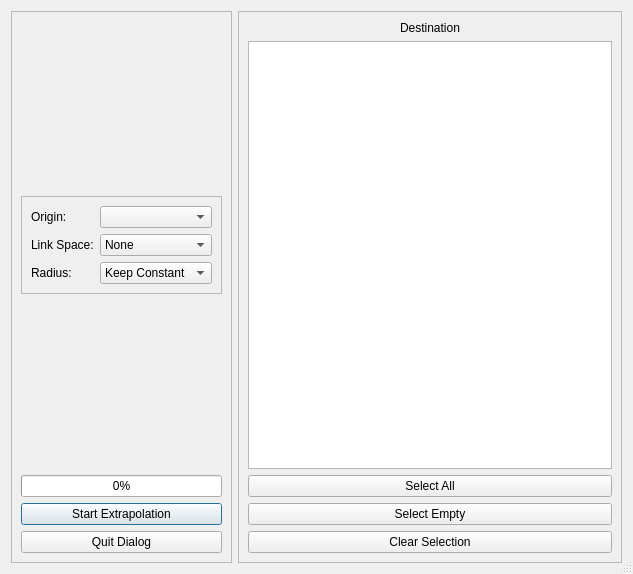
Before: the Qt Designer form braviz/interaction/qt_guis/extrapolate_spheres.ui in diego0020/braviz-app, drawn with Qt 5.
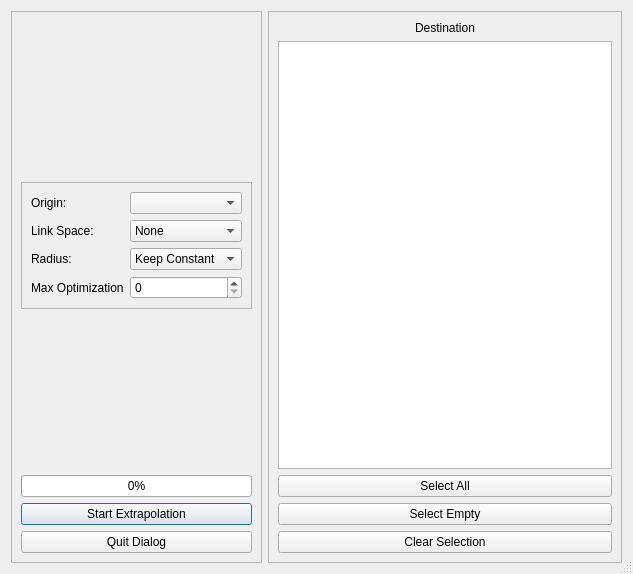
After: the same form once the commit is applied.

Commit message: optimize position in roi builder with respect to the FA image

```diff
--- a/braviz/interaction/qt_guis/extrapolate_spheres.ui
+++ b/braviz/interaction/qt_guis/extrapolate_spheres.ui
@@ -111,6 +111,20 @@
            </item>
           </widget>
          </item>
+         <item row="3" column="1">
+          <widget class="QSpinBox" name="optimize_radius">
+           <property name="maximum">
+            <number>20</number>
+           </property>
+          </widget>
+         </item>
+         <item row="3" column="0">
+          <widget class="QLabel" name="label_5">
+           <property name="text">
+            <string>Max Optimization</string>
+           </property>
+          </widget>
+         </item>
         </layout>
        </widget>
       </item>
```
The commit also changes 4 other files.
